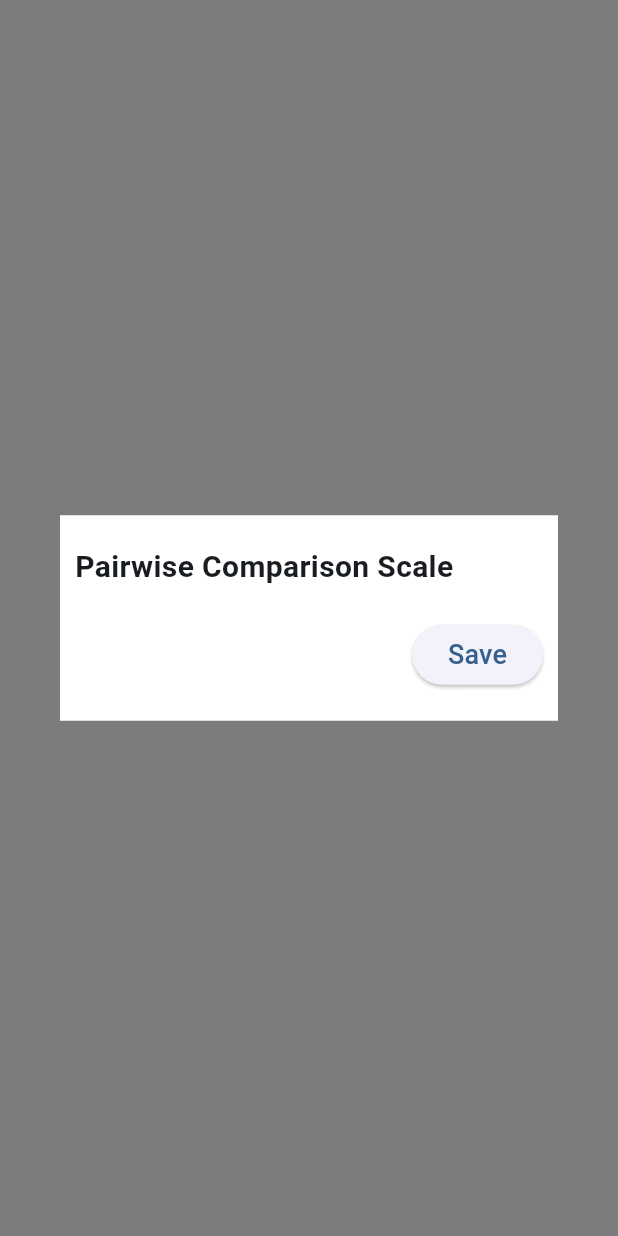
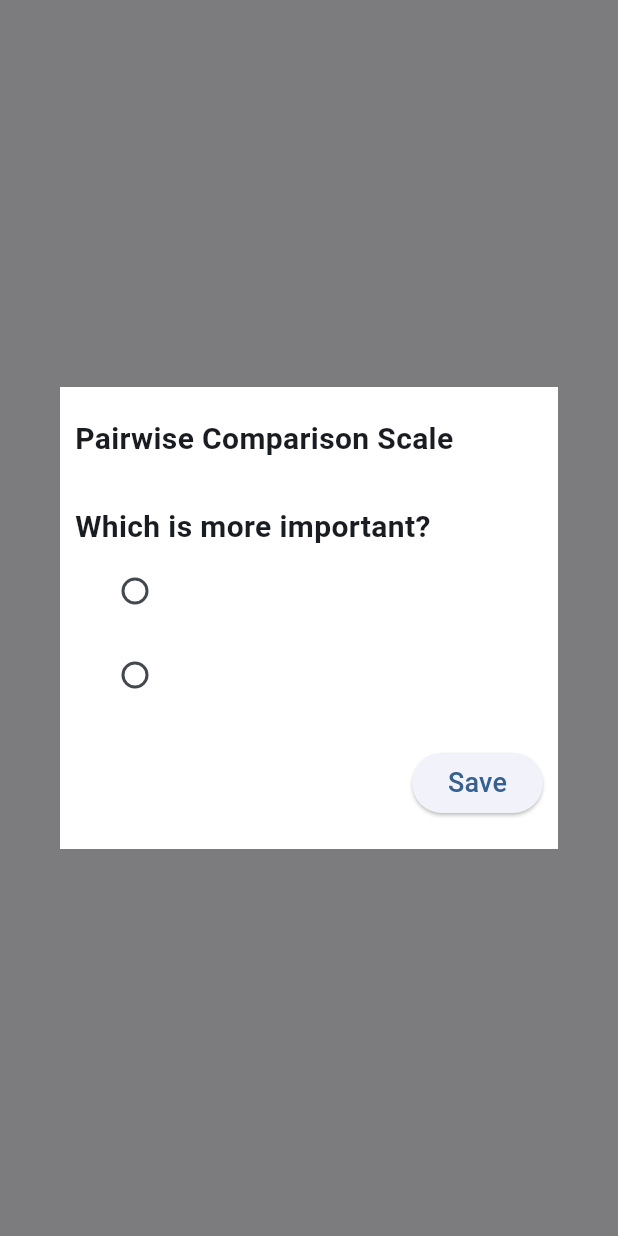
Before and after one commit to hendriari/flutter_decision_making, a Flutter app: what showPairwiseComparisonScaleDialog() shows on an empty page, opened directly with empty values, on a phone screen of 412 x 824 dp. Run offline on Flutter 3.47's test engine with Material 3 defaults, Android fonts, the phone set to English and light mode, and no system bars.

Commit message:
update pairwise matrix

```diff
--- a/example/lib/main.dart
+++ b/example/lib/main.dart
@@ -39,7 +39,7 @@ class _MyHomePageState extends State<MyHomePage> {
   late FlutterDecisionMaking _decisionMaking;
   late List<Criteria> _listCriteria;
   late List<Alternative> _listAlternative;
-  late List<PairwiseComparisonInput> _inputCriteria;
+  late List<PairwiseComparisonInput<Criteria>> _inputCriteria;
   late List<PairwiseAlternativeInput> _inputAlternative;
   late Helper _helper;
 
@@ -231,12 +231,16 @@ class _MyHomePageState extends State<MyHomePage> {
                                       comparison:
                                           _decisionMaking
                                               .listPairwiseComparisonScale,
-                                      onSelected: (value) {
-                                        if (value != null) {
+                                      leftItemName: criteria.left.name,
+                                      rightItemName: criteria.right.name,
+                                      onSelected: (scale, important) {
+                                        if (scale != null &&
+                                            important != null) {
                                           _decisionMaking
                                               .updatePairwiseCriteriaValue(
                                                 id: criteria.id,
-                                                value: value,
+                                                scale: scale,
+                                                isLeftMoreImportant: important,
                                               );
 
                                           setState(() {
@@ -264,8 +268,8 @@ class _MyHomePageState extends State<MyHomePage> {
                                     ),
                                     child: Text(
                                       criteria.preferenceValue != null
-                                          ? '${criteria.preferenceValue?.value} - ${criteria.preferenceValue?.description}'
-                                          : 'scale comparison',
+                                          ? '${criteria.preferenceValue?.value} - ${criteria.isLeftMoreImportant == true ? 'left item is more important' : 'right item is more important'}'
+                                          : 'please select scale comparison',
                                       style: _textStyle,
                                     ),
                                   ),
@@ -331,13 +335,18 @@ class _MyHomePageState extends State<MyHomePage> {
                                             comparison:
                                                 _decisionMaking
                                                     .listPairwiseComparisonScale,
-                                            onSelected: (value) {
-                                              if (value != null) {
+                                            leftItemName: e.left.name,
+                                            rightItemName: e.right.name,
+                                            onSelected: (scale, important) {
+                                              if (scale != null &&
+                                                  important != null) {
                                                 _decisionMaking
                                                     .updatePairwiseAlternativeValue(
                                                       id: data.criteria.id,
                                                       alternativeId: e.id,
-                                                      value: value,
+                                                      scale: scale,
+                                                      isLeftMoreImportant:
+                                                          important,
                                                     );
 
                                                 setState(() {
@@ -367,8 +376,8 @@ class _MyHomePageState extends State<MyHomePage> {
                                           ),
                                           child: Text(
                                             e.preferenceValue != null
-                                                ? '${e.preferenceValue?.value} - ${e.preferenceValue?.description}'
-                                                : 'scale comparison',
+                                                ? '${e.preferenceValue?.value} - ${e.isLeftMoreImportant == true ? 'left item is more important' : 'right item is more important'}'
+                                                : 'please select scale comparison',
                                             style: _textStyle,
                                           ),
                                         ),
--- a/example/lib/show_pairwise_comparison_scale_dialog.dart
+++ b/example/lib/show_pairwise_comparison_scale_dialog.dart
@@ -3,12 +3,16 @@ import 'package:flutter_decision_making/ahp/domain/entities/pairwise_comparison_
 
 class PairwiseComparisonScaleWidget extends StatefulWidget {
   final List<PairwiseComparisonScale> comparison;
-  final Function(PairwiseComparisonScale?) onSelected;
+  final Function(PairwiseComparisonScale?, bool?) onSelected;
+  final String leftItemName;
+  final String rightItemName;
 
   const PairwiseComparisonScaleWidget({
     super.key,
     required this.comparison,
     required this.onSelected,
+    required this.leftItemName,
+    required this.rightItemName,
   });
 
   @override
@@ -21,11 +25,14 @@ class _PairwiseComparisonScaleWidgetState
   final ValueNotifier<PairwiseComparisonScale?> _selectedScale = ValueNotifier(
     null,
   );
+  final ValueNotifier<bool?> _isLeftMoreImportant = ValueNotifier(null);
+  String? _message;
 
   @override
   void dispose() {
     super.dispose();
     _selectedScale.dispose();
+    _isLeftMoreImportant.dispose();
   }
 
   @override
@@ -34,7 +41,9 @@ class _PairwiseComparisonScaleWidgetState
       backgroundColor: Colors.transparent,
       child: Container(
         color: Colors.white,
+        constraints: BoxConstraints(maxHeight: 400),
         padding: EdgeInsets.symmetric(vertical: 20, horizontal: 10),
+        child: SingleChildScrollView(
           child: Column(
             mainAxisSize: MainAxisSize.min,
             crossAxisAlignment: CrossAxisAlignment.start,
@@ -52,8 +61,6 @@ class _PairwiseComparisonScaleWidgetState
                 child: MediaQuery.removePadding(
                   removeTop: true,
                   context: context,
-                child: Scrollbar(
-                  thumbVisibility: true,
                   child: ListView.builder(
                     itemCount: widget.comparison.length,
                     shrinkWrap: true,
@@ -88,7 +95,69 @@ class _PairwiseComparisonScaleWidgetState
                   ),
                 ),
               ),
+
+              SizedBox(height: 20),
+
+              /// SELECT IMPORTANT
+              ValueListenableBuilder(
+                valueListenable: _isLeftMoreImportant,
+                builder:
+                    (context, v, c) => Column(
+                      crossAxisAlignment: CrossAxisAlignment.start,
+                      mainAxisSize: MainAxisSize.min,
+                      children: [
+                        Text(
+                          'Which is more important?',
+                          style: TextStyle(
+                            fontSize: 20,
+                            fontWeight: FontWeight.bold,
                           ),
+                        ),
+
+                        ListTile(
+                          title: Text(
+                            widget.leftItemName,
+                            style: TextStyle(fontSize: 16),
+                          ),
+                          leading: Radio<bool?>(
+                            value: true,
+                            groupValue: _isLeftMoreImportant.value,
+                            onChanged: (value) {
+                              _isLeftMoreImportant.value = value;
+                            },
+                          ),
+                        ),
+
+                        ListTile(
+                          title: Text(
+                            widget.rightItemName,
+                            style: TextStyle(fontSize: 16),
+                          ),
+                          leading: Radio<bool?>(
+                            value: false,
+                            groupValue: _isLeftMoreImportant.value,
+                            onChanged: (value) {
+                              _isLeftMoreImportant.value = value;
+                            },
+                          ),
+                        ),
+                      ],
+                    ),
+              ),
+
+              SizedBox(height: 10),
+
+              /// ERROR MESSAGE
+              _message != null
+                  ? Text(
+                    _message!,
+                    style: TextStyle(
+                      fontSize: 16,
+                      color: Colors.red,
+                      fontWeight: FontWeight.bold,
+                    ),
+                  )
+                  : SizedBox(),
 
               SizedBox(height: 10),
 
@@ -97,13 +166,27 @@ class _PairwiseComparisonScaleWidgetState
                 alignment: Alignment.centerRight,
                 child: ElevatedButton(
                   onPressed: () {
-                  widget.onSelected.call(_selectedScale.value);
+                    if (_selectedScale.value == null) {
+                      setState(() {
+                        _message = 'Please select scale comparison!';
+                      });
+                    } else if (_isLeftMoreImportant.value == null) {
+                      setState(() {
+                        _message = 'Please select which more important!';
+                      });
+                    } else {
+                      widget.onSelected.call(
+                        _selectedScale.value,
+                        _isLeftMoreImportant.value,
+                      );
                       Navigator.pop(context);
+                    }
                   },
                   child: Text('Save', style: TextStyle(fontSize: 18)),
                 ),
               ),
             ],
+          ),
         ),
       ),
     );
@@ -113,16 +196,20 @@ class _PairwiseComparisonScaleWidgetState
 Future<bool?> showPairwiseComparisonScaleDialog(
   BuildContext context, {
   required List<PairwiseComparisonScale> comparison,
-  required Function(PairwiseComparisonScale?) onSelected,
+  required Function(PairwiseComparisonScale?, bool?) onSelected,
+  required String leftItemName,
+  required String rightItemName,
 }) async {
   return showGeneralDialog(
     context: context,
-    barrierLabel: 'PAIRWISE COMPARISON',
+    barrierLabel: 'PAIRWISE COMPARISON SCALE',
     barrierDismissible: true,
     pageBuilder:
         (context, anim1, anim2) => PairwiseComparisonScaleWidget(
           comparison: comparison,
           onSelected: onSelected,
+          leftItemName: leftItemName,
+          rightItemName: rightItemName,
         ),
   );
 }
--- a/lib/ahp/domain/usecase/generate_pairwise_alternative_input_usecase.dart
+++ b/lib/ahp/domain/usecase/generate_pairwise_alternative_input_usecase.dart
@@ -39,6 +39,7 @@ List<PairwiseAlternativeInput> _generatePairwiseAlternativeInIsolate(
               left: alternative[i],
               right: alternative[j],
               preferenceValue: null,
+              isLeftMoreImportant: null,
               id: helper.getCustomUniqueId(),
             ),
           );
```
Also changed, not shown: lib/ahp/data/desicion_making_repository_impl.dart (+15 -4 lines), lib/ahp/domain/entities/pairwise_comparison_input.dart (+11 -6 lines), lib/flutter_decision_making.dart (+23 -4 lines). Lines whose indentation alone changed are shown as unchanged.
